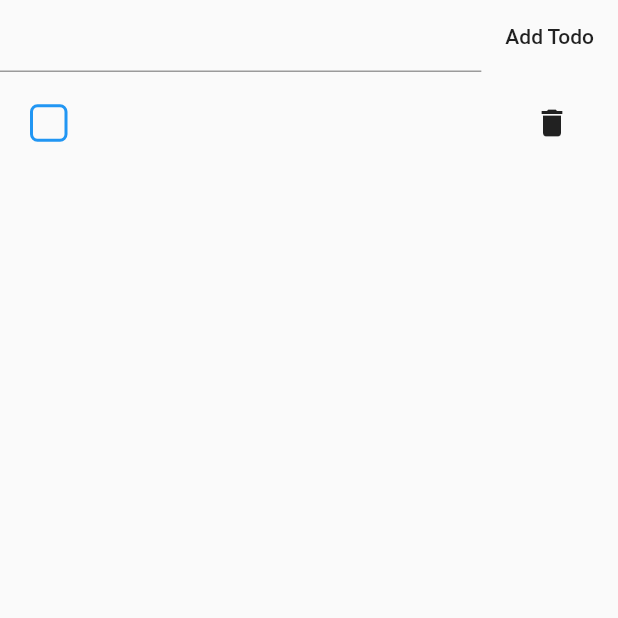
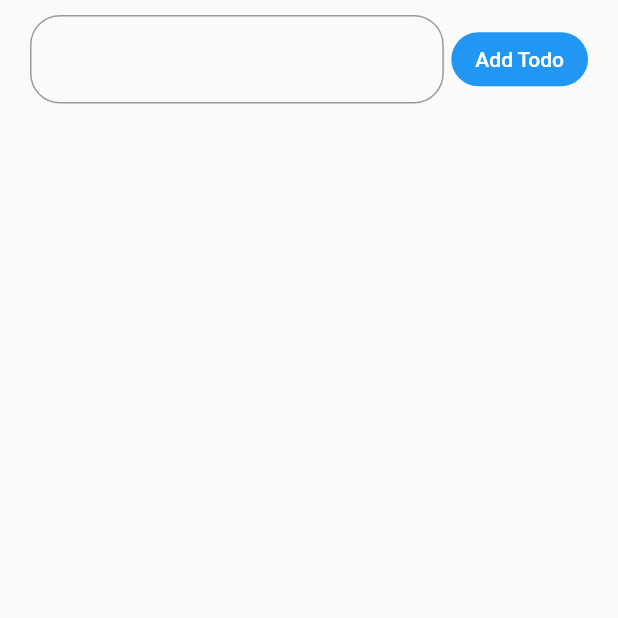
Before and after one commit to panharithsun/todoAPI, a Flutter app: the screen it shows after launch, after a tap on "Add Todo", on a phone screen of 412 x 824 dp, the top half of it. Run offline on Flutter 3.47's test engine with Material 2 defaults, Android fonts, the phone set to English and light mode, and no system bars; network calls fail.

Commit message:
updated some files

```diff
--- a/flutter_todo_app/lib/components/todo_card.dart
+++ b/flutter_todo_app/lib/components/todo_card.dart
@@ -4,7 +4,7 @@ import 'package:flutter/material.dart';
 import 'package:provider_demo/models/todo_item.dart';
 import 'package:provider_demo/providers/todos_provider.dart';
 
-class TodoItemCard extends StatelessWidget {
+class TodoItemCard extends StatefulWidget {
   const TodoItemCard({
     Key key,
     @required this.todoItem,
@@ -17,6 +17,11 @@ class TodoItemCard extends StatelessWidget {
   final TodoItem todoItem;
 
   @override
+  _TodoItemCardState createState() => _TodoItemCardState();
+}
+
+class _TodoItemCardState extends State<TodoItemCard> {
+  @override
   Widget build(BuildContext context) {
     return Container(
       padding: EdgeInsets.symmetric(horizontal: 20.0, vertical: 10.0),
@@ -25,24 +30,21 @@ class TodoItemCard extends StatelessWidget {
         children: <Widget>[
           Row(
             children: <Widget>[
-              GestureDetector(
-                onTap: () {
-                  TodosProvider todosProvider = TodosProvider();
-                  todosProvider.updateTodo(todoItem.id);
-                },
-                child: Container(
-                  margin: EdgeInsets.only(right: 20.0),
-                  height: 25.0,
-                  width: 25.0,
-                  decoration: BoxDecoration(
-                    border: Border.all(color: Colors.blue, width: 2),
-                    borderRadius: BorderRadius.circular(5.0)
-                  ),
-                  child: (todoItem.isDone) ? Icon(Icons.check) : null,
+              Container(
+                padding: EdgeInsets.all(5.0),
+                child: Checkbox(
+                  value: widget.todoItem.isDone,
+                  onChanged: (newValue) {
+                    setState(() {
+                      widget.todoItem.isDone = newValue;
+                      TodosProvider todosProvider = TodosProvider();
+                      todosProvider.updateTodo(widget.todoItem.id);
+                    });
+                  },
                 ),
               ),
               Text(
-                todoItem.content,
+                widget.todoItem.content,
                 style: TextStyle(
                   fontSize: 20.0,
                 ),
@@ -52,7 +54,10 @@ class TodoItemCard extends StatelessWidget {
           IconButton(
             onPressed: () {
               TodosProvider todosProvider = TodosProvider();
-              todosProvider.removeTodo(todoItem.id);
+              todosProvider.removeTodo(widget.todoItem.id);
+              setState(() {
+
+              });
             },
             icon: Icon(Icons.delete),
           )
--- a/flutter_todo_app/lib/providers/todos_provider.dart
+++ b/flutter_todo_app/lib/providers/todos_provider.dart
@@ -8,17 +8,6 @@ class TodosProvider extends ChangeNotifier {
 
   set todos(List<TodoItem> _newTodos) {
     this._todos = _newTodos;
-  }
-
-  void addTodo(TodoItem todoItem) {
-    // initialize the TodoServices class
-    TodoServices todoServices = TodoServices();
-    // run the addTodo function in TodoServices class to post the todo into the api
-    todoServices.addTodo(todoItem.content);
-    // todoServices.removeTodo(todoItem.id);
-
-    this._todos.add(todoItem);
-    notifyListeners();
   }
 
   void fetchTodos() async {
@@ -32,11 +21,23 @@ class TodosProvider extends ChangeNotifier {
     notifyListeners();
   }
 
+  void addTodo(TodoItem todoItem) {
+    // initialize the TodoServices class
+    TodoServices todoServices = TodoServices();
+    // run the addTodo function in TodoServices class to post the todo into the api
+    todoServices.addTodo(todoItem.content);
+    // add the new todoitem to the list
+    this._todos.add(todoItem);
+    notifyListeners();
+  }
+
   void removeTodo(int id) {
     // initialize the TodoServices class
     TodoServices todoServices = TodoServices();
     // run the updateStatus function in TodoServices class to update the todo status into the api
     todoServices.removeTodo(id);
+    // remove the todoitem at the specified id so that it disappear from the screen (doesn't work)
+    this._todos.removeWhere((item) => item.id == id);
     notifyListeners();
   }
 
--- a/flutter_todo_app/lib/screens/todos_screen/todo_ui.dart
+++ b/flutter_todo_app/lib/screens/todos_screen/todo_ui.dart
@@ -24,18 +24,30 @@ class TodoUI extends StatelessWidget {
         child: Container(
           child: ListView(
             children: <Widget>[
-              Row(
+              Container(
+                padding: EdgeInsets.symmetric(horizontal: 20.0, vertical: 10.0),
+                child: Row(
                   children: <Widget>[
                     Expanded(
                       child: TextField(
                         controller: textFieldController,
+                        decoration: InputDecoration(
+                          border: OutlineInputBorder(
+                            borderRadius: BorderRadius.circular(20.0),
+                          )
+                        )
                       ),
                     ),
+                    SizedBox(width: 5.0),
                     FlatButton(
+                      color: Colors.blue,
+                      textColor: Colors.white,
+                      shape: RoundedRectangleBorder(borderRadius: BorderRadius.circular(20.0)),
                       onPressed: onAddTodoButtonPressed,
                       child: Text("Add Todo"),
                     ),
                   ],
+                ),
               ),
               ...todos.map((TodoItem e) {
                 return TodoItemCard(
--- a/flutter_todo_app/lib/screens/todos_screen/todos_screen.dart
+++ b/flutter_todo_app/lib/screens/todos_screen/todos_screen.dart
@@ -31,20 +31,27 @@ class _TodoScreenState extends State<TodoScreen> {
   }
 
   void onAddTodoButtonPressed() async {
+
+    // only execute when the input is not empty
+    if(textFieldController.text.length > 0) {
+      // initialize a todoitem object with the input
       TodoItem newTodo = TodoItem(
         content: textFieldController.text,
         isDone: false,
       );
-
+      // initialize the provider
       TodosProvider todosProvider = Provider.of<TodosProvider>(
         context,
         listen: false,
       );
-
+      // calls the addtodo function from the provider to add into API
       todosProvider.addTodo(newTodo);
+      // clear the text field
       textFieldController.clear();
     }
+  }
 
+  // these functions can't be used in other files for some reasons
   // void onDeleteButtonPressed(int id) {
   //   // TodosProvider todosProvider = Provider.of<TodosProvider>(
   //   //   context,
@@ -56,13 +63,10 @@ class _TodoScreenState extends State<TodoScreen> {
 
   // void onUpdateStatusButtonPressed(int id) async {
   //   TodosProvider todosProvider = Provider.of<TodosProvider>(
-  //     context,
-  //     listen: false,
-  //   );
+  //       context,
+  //       listen: false,
+  //     );
   //   todosProvider.updateTodo(id);
-  //   // setState(() {
-  //   //   todoItem.isDone = true;
-  //   // });
   // }
 
   @override
```
Also changed, not shown: flutter_todo_app/lib/services/todos_services.dart (+18 -10 lines). Lines whose indentation alone changed are shown as unchanged.
